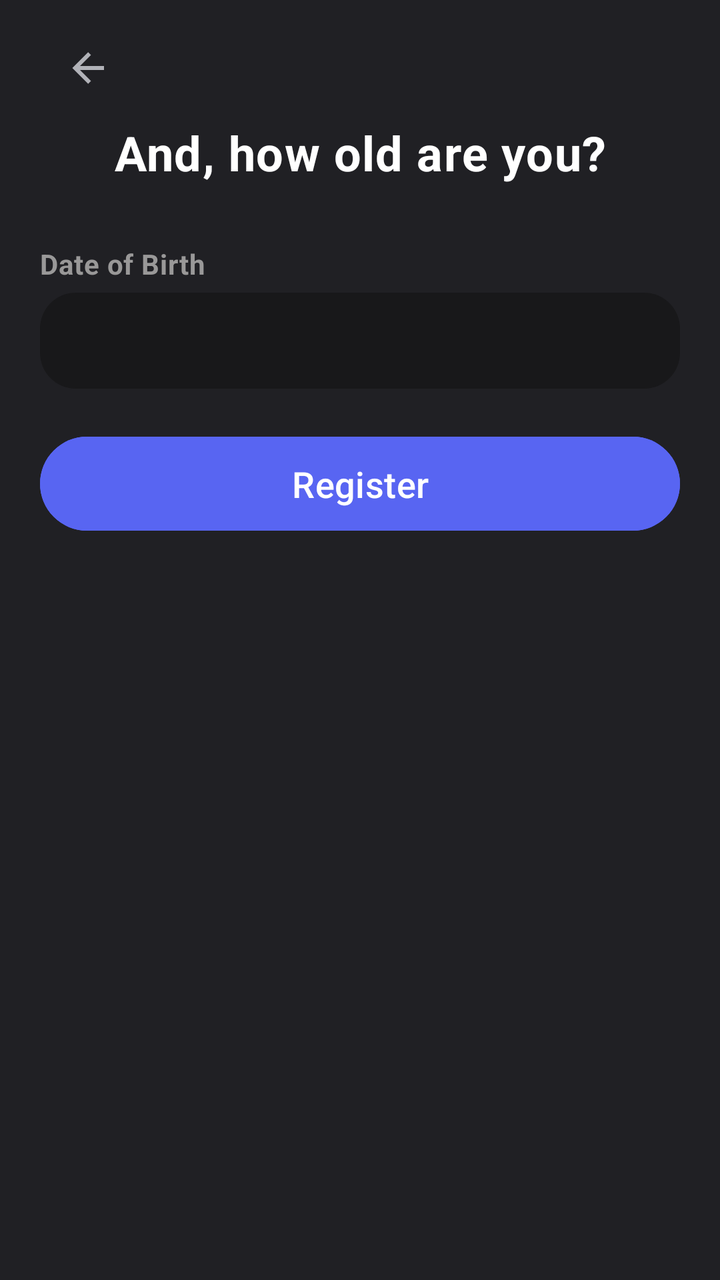
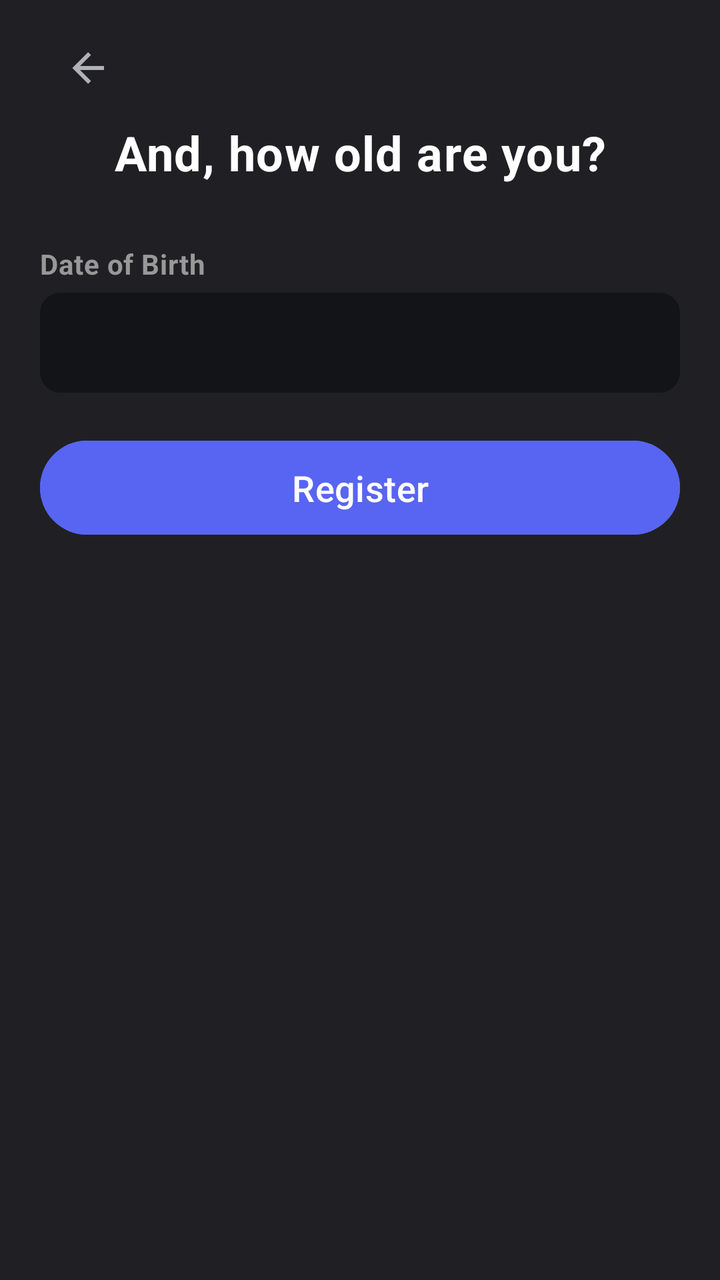

Screens rendered from an Android XML layout before and after an edit, with the pre-edit source and the edit as a unified diff.
<!-- AndroidManifest.xml: application theme Theme.Doscord -->
<!-- res/layout/activity_reg_bday.xml -->
<?xml version="1.0" encoding="utf-8"?>
<androidx.constraintlayout.widget.ConstraintLayout xmlns:android="http://schemas.android.com/apk/res/android"
    xmlns:app="http://schemas.android.com/apk/res-auto"
    xmlns:tools="http://schemas.android.com/tools"
    android:id="@+id/main"
    android:animateLayoutChanges="true"
    android:layout_width="match_parent"
    android:layout_height="match_parent"
    android:background="@color/bgGray"
    tools:context=".activities.menu.RegBdayActivity">

    <TextView
        android:id="@+id/regBdayServerWarning"
        android:layout_width="0dp"
        android:layout_height="wrap_content"
        android:layout_marginStart="20dp"
        android:layout_marginTop="7dp"
        android:layout_marginEnd="20dp"
        android:letterSpacing="0.02"
        android:text="@string/server_error_check_your_network_connection_and_try_again"
        android:textColor="@color/red"
        android:textSize="12sp"
        android:textStyle="bold"
        android:visibility="gone"
        app:layout_constraintEnd_toEndOf="parent"
        app:layout_constraintStart_toStartOf="parent"
        app:layout_constraintTop_toBottomOf="@id/regBdayBtnContainer" />

    <TextView
        android:id="@+id/regBdayWarning"
        android:layout_width="0dp"
        android:layout_height="wrap_content"
        android:layout_marginStart="20dp"
        android:layout_marginTop="7dp"
        android:layout_marginEnd="20dp"
        android:letterSpacing="0.02"
        android:text="@string/must_be_at_least_13_years_old_to_create_an_account"
        android:textColor="@color/red"
        android:textSize="12sp"
        android:textStyle="bold"
        android:visibility="gone"
        app:layout_constraintEnd_toEndOf="parent"
        app:layout_constraintStart_toStartOf="parent"
        app:layout_constraintTop_toBottomOf="@id/regBdayInput" />

    <ImageButton
        android:id="@+id/backBtn"
        android:layout_width="48dp"
        android:layout_height="48dp"
        android:layout_marginStart="20dp"
        android:layout_marginTop="10dp"
        android:background="@android:color/transparent"
        android:contentDescription="@string/back"
        android:onClick="finish"
        android:padding="12dp"
        android:scaleType="centerInside"
        app:layout_constraintStart_toStartOf="parent"
        app:layout_constraintTop_toTopOf="parent"
        app:srcCompat="@drawable/back_arrow"
        app:tint="@color/textGray" />

    <TextView
        android:id="@+id/regBdayTitle"
        android:layout_width="wrap_content"
        android:layout_height="wrap_content"
        android:layout_marginTop="60dp"
        android:gravity="center"
        android:letterSpacing="0.02"
        android:text="@string/and_how_old_are_you"
        android:textColor="#FFFFFF"
        android:textSize="24sp"
        android:textStyle="bold"
        app:layout_constraintEnd_toEndOf="parent"
        app:layout_constraintStart_toStartOf="parent"
        app:layout_constraintTop_toTopOf="parent" />

    <TextView
        android:id="@+id/regBdayLabel"
        android:layout_width="wrap_content"
        android:layout_height="wrap_content"
        android:layout_marginStart="20dp"
        android:layout_marginTop="30dp"
        android:labelFor="@id/regBdayInput"
        android:letterSpacing="0.02"
        android:text="@string/date_of_birth"
        android:textColor="#999898"
        android:textStyle="bold"
        app:layout_constraintStart_toStartOf="parent"
        app:layout_constraintTop_toBottomOf="@+id/regBdayTitle" />

    <EditText
        android:id="@+id/regBdayInput"
        android:layout_width="0dp"
        android:layout_height="48dp"
        android:layout_marginHorizontal="20dp"
        android:layout_marginStart="20dp"
        android:layout_marginTop="5dp"
        android:layout_marginEnd="20dp"
        android:autofillHints="birthday"
        android:background="@drawable/input_background_transparent"
        android:clickable="true"
        android:focusable="false"
        android:inputType="none"
        android:paddingHorizontal="15dp"
        android:paddingLeft="15dp"
        android:paddingRight="15dp"
        android:textColor="#FFFFFF"
        android:textColorHint="#767676"
        android:textSize="16sp"
        app:layout_constraintEnd_toEndOf="parent"
        app:layout_constraintStart_toStartOf="parent"
        app:layout_constraintTop_toBottomOf="@+id/regBdayLabel"
        tools:ignore="KeyboardInaccessibleWidget" />

    <FrameLayout
        android:id="@+id/regBdayBtnContainer"
        android:layout_width="0dp"
        android:layout_height="55dp"
        android:layout_marginStart="20dp"
        android:layout_marginTop="20dp"
        android:layout_marginEnd="20dp"
        app:layout_constraintEnd_toEndOf="parent"
        app:layout_constraintStart_toStartOf="parent"
        app:layout_constraintTop_toBottomOf="@id/regBdayWarning">

        <Button
            android:id="@+id/crMainProfileEditBtn"
            android:layout_width="match_parent"
            android:layout_height="match_parent"
            android:backgroundTint="#5865f2"
            android:onClick="registerReq"
            android:text="@string/register"
            android:textColor="@color/white"
            android:textSize="18sp" />

        <com.airbnb.lottie.LottieAnimationView
            android:id="@+id/lottieAnim"
            android:layout_width="match_parent"
            android:layout_height="150dp"
            android:layout_gravity="center"
            android:visibility="gone"
            app:layout_constraintBottom_toBottomOf="parent"
            app:layout_constraintEnd_toEndOf="parent"
            app:layout_constraintStart_toStartOf="parent"
            app:layout_constraintTop_toTopOf="parent"
            app:lottie_autoPlay="true"
            app:lottie_loop="true"
            app:lottie_rawRes="@raw/white_loading" />

    </FrameLayout>

</androidx.constraintlayout.widget.ConstraintLayout>
<!-- resources referenced by this layout -->
<resources>
  <color name="bgGray">#202024</color>
  <color name="red">#FA777B</color>
  <color name="textGray">#b1b2b8</color>
  <color name="white">#FFFFFFFF</color>
  <!-- drawable back_arrow (drawable) -->
  <vector xmlns:android="http://schemas.android.com/apk/res/android"
      android:width="80dp"
      android:height="80dp"
      android:viewportWidth="80"
      android:viewportHeight="80">
    <path
        android:pathData="M66.667,36.667V43.333L26.667,43.333L45,61.667L40.267,66.4L13.867,40L40.267,13.6L45,18.333L26.667,36.667L66.667,36.667Z"
        android:fillColor="#ABABAB"/>
  </vector>
  <!-- drawable input_background_transparent (drawable) -->
  <?xml version="1.0" encoding="utf-8"?>
  <shape xmlns:android="http://schemas.android.com/apk/res/android"
      android:shape="rectangle">
  
      
      <solid android:color="#80111111" />
  
      
      <corners android:radius="18dp" />
  </shape>
  <string name="and_how_old_are_you">And, how old are you?</string>
  <string name="back">Back</string>
  <string name="date_of_birth">Date of Birth</string>
  <string name="must_be_at_least_13_years_old_to_create_an_account">Must be at least 13 years old to create an account.</string>
  <string name="register">Register</string>
  <string name="server_error_check_your_network_connection_and_try_again">Server Error! Check your network connection and try again.</string>
  <style name="Theme.Doscord" parent="Base.Theme.Doscord" />
  <style name="Base.Theme.Doscord" parent="Theme.Material3.DayNight.NoActionBar">
          
          
          <item name="colorOnSurface">#FFFFFF</item>
          <item name="android:textColorPrimary">#FFFFFF</item>
          <item name="android:datePickerDialogTheme">@style/MyDatePickerStyle</item>
      </style>
  <style name="MyDatePickerStyle" parent="Theme.AppCompat.Light.Dialog">
          <item name="colorAccent">@color/purple_500</item>
          <item name="android:windowBackground">@android:color/black</item>
          <item name="android:textColorPrimary">@android:color/white</item>
          <item name="android:textColorSecondary">@android:color/darker_gray</item>
      </style>
  <color name="purple_500">#6200EE</color>
</resources>

<!-- the commit's change to res/layout/activity_reg_bday.xml (unified diff, before → after) -->
@@ -25,23 +25,6 @@
         app:layout_constraintEnd_toEndOf="parent"
         app:layout_constraintStart_toStartOf="parent"
         app:layout_constraintTop_toBottomOf="@id/regBdayBtnContainer" />
-
-    <TextView
-        android:id="@+id/regBdayWarning"
-        android:layout_width="0dp"
-        android:layout_height="wrap_content"
-        android:layout_marginStart="20dp"
-        android:layout_marginTop="7dp"
-        android:layout_marginEnd="20dp"
-        android:letterSpacing="0.02"
-        android:text="@string/must_be_at_least_13_years_old_to_create_an_account"
-        android:textColor="@color/red"
-        android:textSize="12sp"
-        android:textStyle="bold"
-        android:visibility="gone"
-        app:layout_constraintEnd_toEndOf="parent"
-        app:layout_constraintStart_toStartOf="parent"
-        app:layout_constraintTop_toBottomOf="@id/regBdayInput" />
 
     <ImageButton
         android:id="@+id/backBtn"
@@ -88,29 +71,56 @@
         app:layout_constraintStart_toStartOf="parent"
         app:layout_constraintTop_toBottomOf="@+id/regBdayTitle" />
 
-    <EditText
-        android:id="@+id/regBdayInput"
+    <com.google.android.material.card.MaterialCardView
+        android:id="@+id/regBdayInputContainer"
         android:layout_width="0dp"
-        android:layout_height="48dp"
-        android:layout_marginHorizontal="20dp"
+        android:layout_height="wrap_content"
         android:layout_marginStart="20dp"
         android:layout_marginTop="5dp"
         android:layout_marginEnd="20dp"
-        android:autofillHints="birthday"
-        android:background="@drawable/input_background_transparent"
-        android:clickable="true"
-        android:focusable="false"
-        android:inputType="none"
-        android:paddingHorizontal="15dp"
-        android:paddingLeft="15dp"
-        android:paddingRight="15dp"
-        android:textColor="#FFFFFF"
-        android:textColorHint="#767676"
-        android:textSize="16sp"
+        android:stateListAnimator="@null"
+        app:cardBackgroundColor="#131418"
+        app:cardCornerRadius="10dp"
+        app:cardElevation="0dp"
+        app:cardMaxElevation="0dp"
         app:layout_constraintEnd_toEndOf="parent"
         app:layout_constraintStart_toStartOf="parent"
         app:layout_constraintTop_toBottomOf="@+id/regBdayLabel"
-        tools:ignore="KeyboardInaccessibleWidget" />
+        app:strokeWidth="0dp">
+
+        <EditText
+            android:id="@+id/regBdayInput"
+            android:layout_width="match_parent"
+            android:layout_height="50dp"
+            android:autofillHints="birthday"
+            android:background="@null"
+            android:clickable="true"
+            android:focusable="false"
+            android:inputType="none"
+            android:paddingStart="15dp"
+            android:paddingEnd="15dp"
+            android:textColor="#FFFFFF"
+            android:textColorHint="#767676"
+            android:textSize="16sp" />
+
+    </com.google.android.material.card.MaterialCardView>
+
+    <TextView
+        android:id="@+id/regBdayWarning"
+        android:layout_width="0dp"
+        android:layout_height="wrap_content"
+        android:layout_marginStart="20dp"
+        android:layout_marginTop="7dp"
+        android:layout_marginEnd="20dp"
+        android:letterSpacing="0.02"
+        android:text="@string/must_be_at_least_13_years_old_to_create_an_account"
+        android:textColor="@color/red"
+        android:textSize="12sp"
+        android:textStyle="bold"
+        android:visibility="gone"
+        app:layout_constraintEnd_toEndOf="parent"
+        app:layout_constraintStart_toStartOf="parent"
+        app:layout_constraintTop_toBottomOf="@id/regBdayInputContainer" />
 
     <FrameLayout
         android:id="@+id/regBdayBtnContainer"
<!-- resource entries referenced after the edit -->
@@ -14,17 +14,6 @@
         android:pathData="M66.667,36.667V43.333L26.667,43.333L45,61.667L40.267,66.4L13.867,40L40.267,13.6L45,18.333L26.667,36.667L66.667,36.667Z"
         android:fillColor="#ABABAB"/>
   </vector>
-  <!-- drawable input_background_transparent (drawable) -->
-  <?xml version="1.0" encoding="utf-8"?>
-  <shape xmlns:android="http://schemas.android.com/apk/res/android"
-      android:shape="rectangle">
-  
-      
-      <solid android:color="#80111111" />
-  
-      
-      <corners android:radius="18dp" />
-  </shape>
   <string name="and_how_old_are_you">And, how old are you?</string>
   <string name="back">Back</string>
   <string name="date_of_birth">Date of Birth</string>
